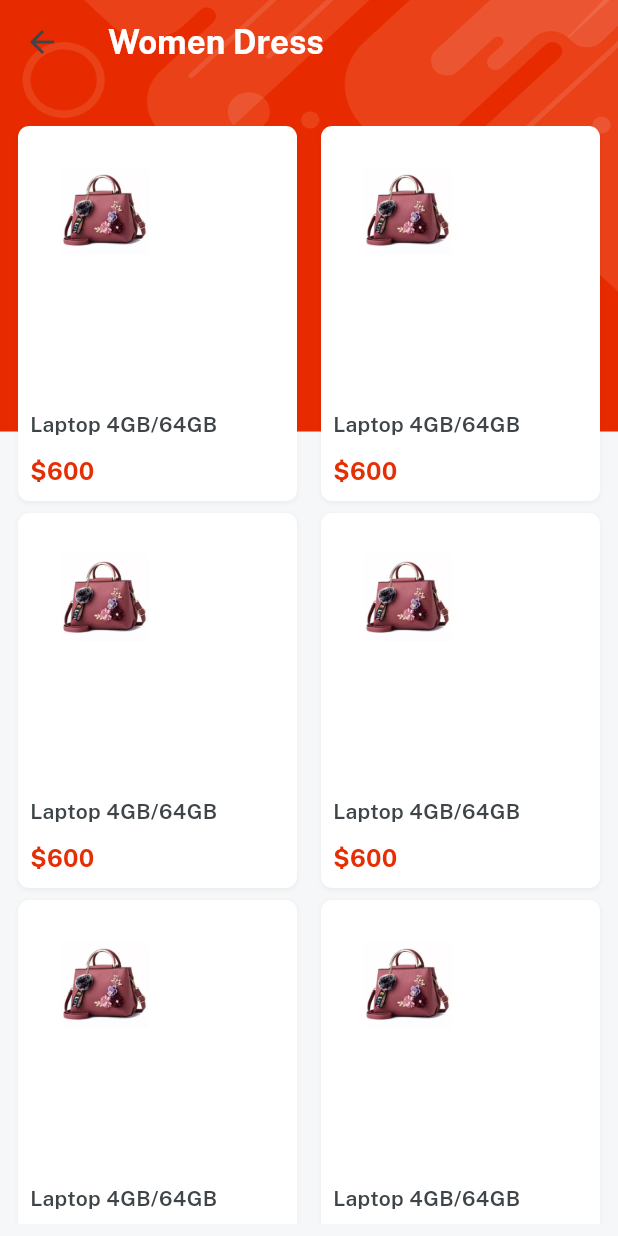
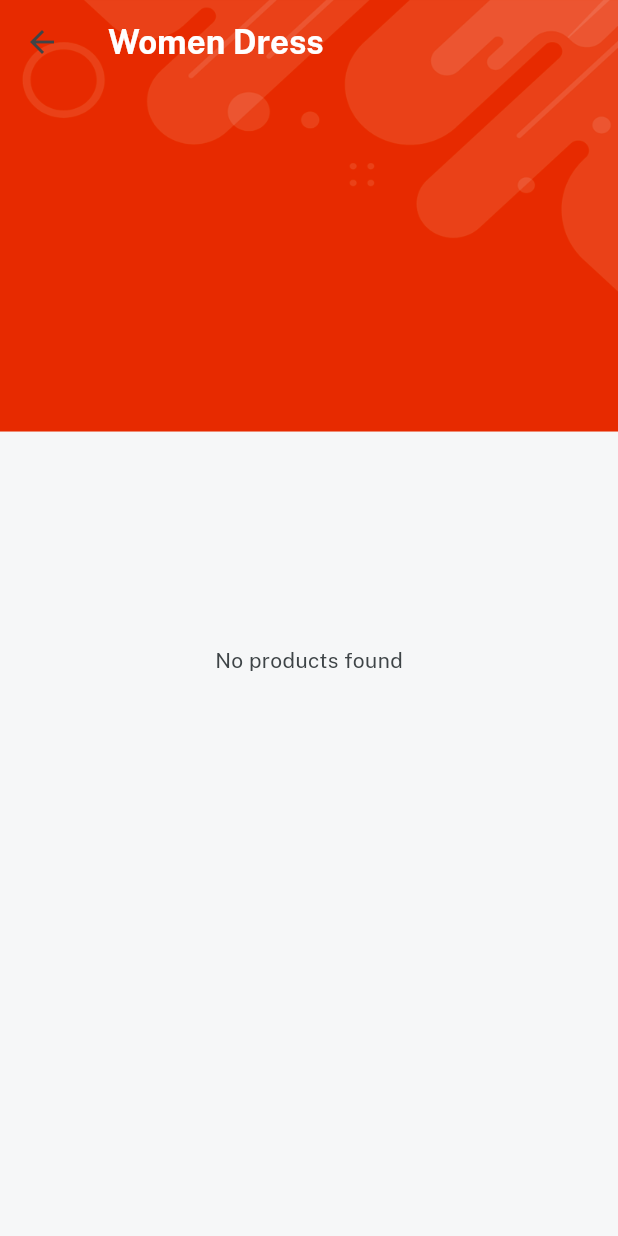
Before and after one commit to aananya-19/ecomm-app, a Flutter app: the CategoryScreen screen opened directly, after a tap on "Women Dress", on a phone screen of 412 x 824 dp. Run offline on Flutter 3.47's test engine with Material 3 defaults, Android fonts, the phone set to English and light mode, and no system bars; our stand-ins replace cloud_firestore, firebase_auth, firebase_core, firebase_storage, get, image_picker and 1 more; accounts and stored records are empty.

```diff
--- a/lib/consts/firebase_consts.dart
+++ b/lib/consts/firebase_consts.dart
@@ -7,3 +7,4 @@ User? currentUser = auth.currentUser;
 
 //collections
 const usersCollection = "users";
+const productsCollection = "products";
--- a/lib/controller/product_controller.dart
+++ b/lib/controller/product_controller.dart
@@ -4,6 +4,10 @@ import 'package:get/get.dart';
 
 class ProductController extends GetxController {
   var subcat = [];
+
+  var quantity = 0.obs;
+  var colorIndex = 0.obs;
+  var totalPrice = 0.obs;
 
   getSubCategories(title) async {
     subcat.clear();
@@ -15,4 +19,22 @@ class ProductController extends GetxController {
       subcat.add(e);
     }
   }
+
+  changeColorIndex(index) {
+    colorIndex = index;
+  }
+
+  increaseQuantity(totalQuantity) {
+    if (quantity.value < totalQuantity) quantity.value++;
+  }
+
+  decreaseQuantity() {
+    if (quantity.value > 0) {
+      quantity.value--;
+    }
+  }
+
+  calculateTotalPrice(price) {
+    totalPrice.value = price * quantity.value;
+  }
 }
--- a/lib/services/firestore_services.dart
+++ b/lib/services/firestore_services.dart
@@ -5,4 +5,8 @@ class FirestoreServices {
   static getUser(uid) {
     return firestore.collection(usersCollection).where('id', isEqualTo: uid).snapshots();
   }
+
+  static getProduct(category) {
+    return firestore.collection(productsCollection).where('p_category', isEqualTo: category).snapshots();
+  }
 }
--- a/lib/views/category_screen/category_details.dart
+++ b/lib/views/category_screen/category_details.dart
@@ -1,4 +1,6 @@
+import 'package:cloud_firestore/cloud_firestore.dart';
 import 'package:emart_app/controller/product_controller.dart';
+import 'package:emart_app/services/firestore_services.dart';
 import 'package:emart_app/views/category_screen/item_details.dart';
 import 'package:flutter/material.dart';
 import 'package:emart_app/widgets_common/bg_widget.dart';
@@ -18,7 +20,24 @@ class CategoryDetails extends StatelessWidget {
       appBar: AppBar(
         title: title!.text.fontFamily(bold).white.make(),
       ),
-      body: Container(
+      body: StreamBuilder(
+          stream: FirestoreServices.getProduct(title),
+          builder:
+              (BuildContext context, AsyncSnapshot<QuerySnapshot> snapshot) {
+            if (!snapshot.hasData) {
+              return const Center(
+                child: const CircularProgressIndicator(
+                  valueColor: AlwaysStoppedAnimation(redColor),
+                ),
+              );
+            } else if (snapshot.data!.docs.isEmpty) {
+              return Center(
+                child: "No products found".text.color(darkFontGrey).make(),
+              );
+            } else {
+              var data = snapshot.data!.docs;
+
+              return Container(
                 padding: const EdgeInsets.all(8),
                 child: Column(
                   crossAxisAlignment: CrossAxisAlignment.start,
@@ -43,7 +62,6 @@ class CategoryDetails extends StatelessWidget {
                                 .make()),
                       ),
                     ),
-
 //items container
 
                     20.heightBox,
@@ -52,7 +70,7 @@ class CategoryDetails extends StatelessWidget {
                       child: GridView.builder(
                           physics: const BouncingScrollPhysics(),
                           shrinkWrap: true,
-                    itemCount: 6,
+                          itemCount: data.length,
                           gridDelegate:
                               const SliverGridDelegateWithFixedCrossAxisCount(
                                   crossAxisCount: 2,
@@ -63,16 +81,17 @@ class CategoryDetails extends StatelessWidget {
                             return Column(
                               crossAxisAlignment: CrossAxisAlignment.start,
                               children: [
-                          Image.asset(imgP5,
+                                Image.network(data[index]['p_imgs'][0],
                                     width: 100, height: 100, fit: BoxFit.cover),
                                 const Spacer(),
-                          "Laptop 4GB/64GB"
+                                "${data[index]['p_name']}"
                                     .text
                                     .fontFamily(semibold)
                                     .color(darkFontGrey)
                                     .make(),
                                 10.heightBox,
-                          "\$600"
+                                "${data[index]['p_price']}"
+                                    .numCurrency
                                     .text
                                     .color(redColor)
                                     .fontFamily(bold)
@@ -82,18 +101,24 @@ class CategoryDetails extends StatelessWidget {
                             )
                                 .box
                                 .white
-                          .margin(const EdgeInsets.symmetric(horizontal: 4))
+                                .margin(
+                                    const EdgeInsets.symmetric(horizontal: 4))
                                 .roundedSM
                                 .outerShadowSm
                                 .padding(const EdgeInsets.all(8))
                                 .make()
                                 .onTap(() {
-                        Get.to(() => const ItemDetails(title: "Dummy item"));
+                              Get.to(() => ItemDetails(
+                                  title: "${data[index]['p_name']}",
+                                  data: data[index]));
                             });
                           }),
                     )
                   ],
-          )),
+                ),
+              );
+            }
+          }),
     ));
   }
 }
```
Also changed, not shown: lib/views/category_screen/item_details.dart (+67 -29 lines). Lines whose indentation alone changed are shown as unchanged.
